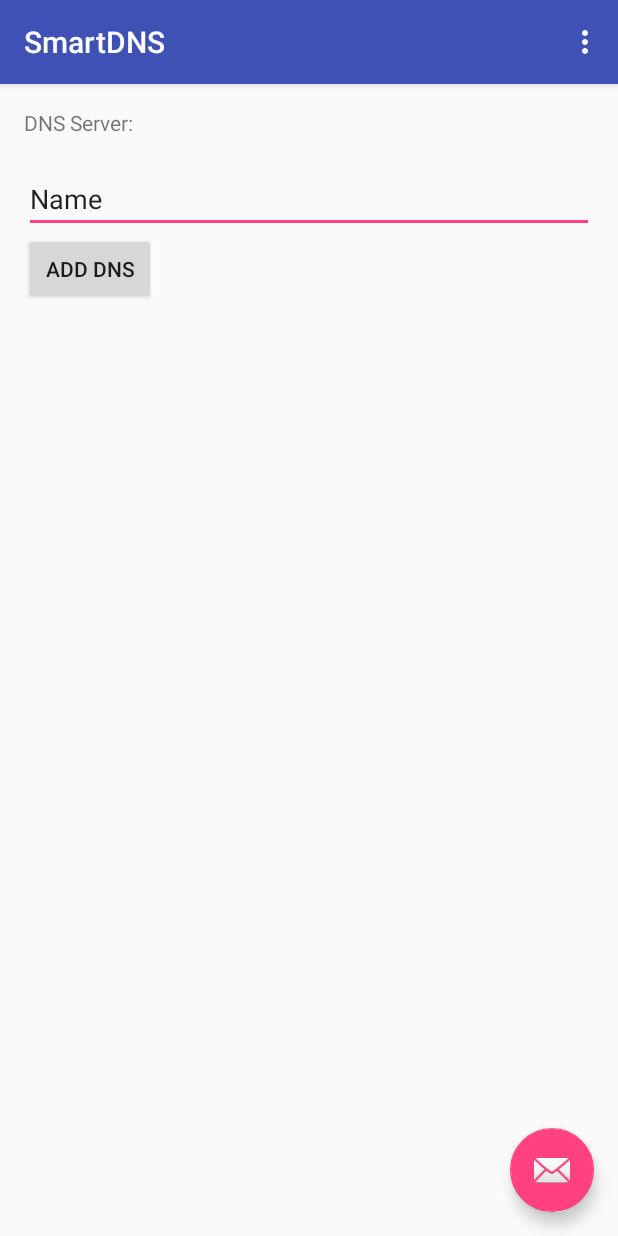
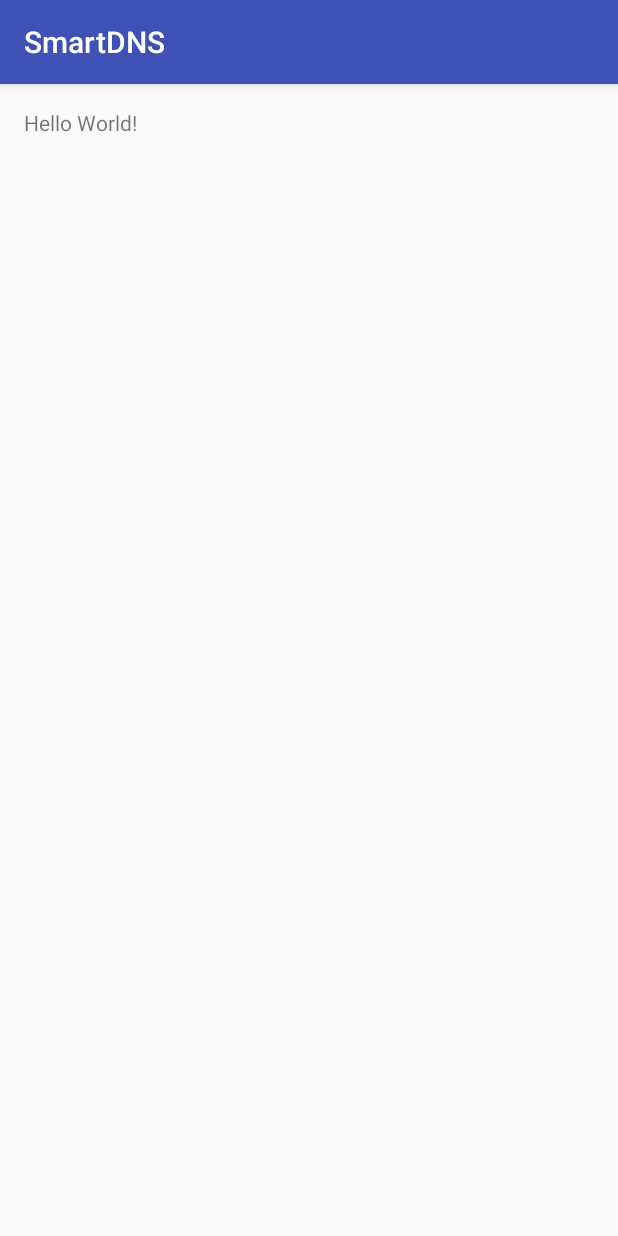
Before and after one commit to dnslearning/dnslearning-android, an Android app: the screen it shows after launch (MainActivity before the commit, ChangeDNSActivity after it), on a phone screen of 412 x 824 dp. Run offline under Robolectric (Android 15) with nearby library versions, the phone set to English and light mode, and no system bars.

Commit message:
Rename package name

```diff
--- a/app/build.gradle
+++ b/app/build.gradle
@@ -4,8 +4,8 @@ android {
     compileSdkVersion 24
     buildToolsVersion "25.0.2"
     defaultConfig {
-        applicationId "smartdns.smartmadre.com.smartdns"
-        minSdkVersion 19
+        applicationId "com.smartmadre.smartdns"
+        minSdkVersion 16
         targetSdkVersion 24
         versionCode 1
         versionName "1.0"
@@ -25,6 +25,5 @@ dependencies {
         exclude group: 'com.android.support', module: 'support-annotations'
     })
     compile 'com.android.support:appcompat-v7:24.2.1'
-    compile 'com.android.support:design:24.2.1'
     testCompile 'junit:junit:4.12'
 }
--- /dev/null
+++ b/app/src/main/java/com/smartmadre/smartdns/ChangeDNSActivity.java
@@ -0,0 +1,13 @@
+package com.smartmadre.smartdns;
+
+import android.support.v7.app.AppCompatActivity;
+import android.os.Bundle;
+
+public class ChangeDNSActivity extends AppCompatActivity {
+
+    @Override
+    protected void onCreate(Bundle savedInstanceState) {
+        super.onCreate(savedInstanceState);
+        setContentView(R.layout.activity_change_dns);
+    }
+}
--- a/app/src/main/java/smartdns/smartmadre/com/smartdns/MainActivity.java
+++ /dev/null
@@ -1,52 +0,0 @@
-package smartdns.smartmadre.com.smartdns;
-
-import android.os.Bundle;
-import android.support.design.widget.FloatingActionButton;
-import android.support.design.widget.Snackbar;
-import android.support.v7.app.AppCompatActivity;
-import android.support.v7.widget.Toolbar;
-import android.view.View;
-import android.view.Menu;
-import android.view.MenuItem;
-
-public class MainActivity extends AppCompatActivity {
-
-    @Override
-    protected void onCreate(Bundle savedInstanceState) {
-        super.onCreate(savedInstanceState);
-        setContentView(R.layout.activity_main);
-        Toolbar toolbar = (Toolbar) findViewById(R.id.toolbar);
-        setSupportActionBar(toolbar);
-
-        FloatingActionButton fab = (FloatingActionButton) findViewById(R.id.fab);
-        fab.setOnClickListener(new View.OnClickListener() {
-            @Override
-            public void onClick(View view) {
-                Snackbar.make(view, "Replace with your own action", Snackbar.LENGTH_LONG)
-                        .setAction("Action", null).show();
-            }
-        });
-    }
-
-    @Override
-    public boolean onCreateOptionsMenu(Menu menu) {
-        // Inflate the menu; this adds items to the action bar if it is present.
-        getMenuInflater().inflate(R.menu.menu_main, menu);
-        return true;
-    }
-
-    @Override
-    public boolean onOptionsItemSelected(MenuItem item) {
-        // Handle action bar item clicks here. The action bar will
-        // automatically handle clicks on the Home/Up button, so long
-        // as you specify a parent activity in AndroidManifest.xml.
-        int id = item.getItemId();
-
-        //noinspection SimplifiableIfStatement
-        if (id == R.id.action_settings) {
-            return true;
-        }
-
-        return super.onOptionsItemSelected(item);
-    }
-}
--- /dev/null
+++ b/app/src/main/res/layout/activity_change_dns.xml
@@ -0,0 +1,17 @@
+<?xml version="1.0" encoding="utf-8"?>
+<RelativeLayout xmlns:android="http://schemas.android.com/apk/res/android"
+    xmlns:tools="http://schemas.android.com/tools"
+    android:id="@+id/activity_change_dns"
+    android:layout_width="match_parent"
+    android:layout_height="match_parent"
+    android:paddingBottom="@dimen/activity_vertical_margin"
+    android:paddingLeft="@dimen/activity_horizontal_margin"
+    android:paddingRight="@dimen/activity_horizontal_margin"
+    android:paddingTop="@dimen/activity_vertical_margin"
+    tools:context="com.smartmadre.smartdns.ChangeDNSActivity">
+
+    <TextView
+        android:layout_width="wrap_content"
+        android:layout_height="wrap_content"
+        android:text="Hello World!" />
+</RelativeLayout>
--- a/app/src/main/res/layout/activity_main.xml
+++ /dev/null
@@ -1,34 +0,0 @@
-<?xml version="1.0" encoding="utf-8"?>
-<android.support.design.widget.CoordinatorLayout xmlns:android="http://schemas.android.com/apk/res/android"
-    xmlns:app="http://schemas.android.com/apk/res-auto"
-    xmlns:tools="http://schemas.android.com/tools"
-    android:layout_width="match_parent"
-    android:layout_height="match_parent"
-    android:fitsSystemWindows="true"
-    tools:context="smartdns.smartmadre.com.smartdns.MainActivity">
-
-    <android.support.design.widget.AppBarLayout
-        android:layout_width="match_parent"
-        android:layout_height="wrap_content"
-        android:theme="@style/AppTheme.AppBarOverlay">
-
-        <android.support.v7.widget.Toolbar
-            android:id="@+id/toolbar"
-            android:layout_width="match_parent"
-            android:layout_height="?attr/actionBarSize"
-            android:background="?attr/colorPrimary"
-            app:popupTheme="@style/AppTheme.PopupOverlay" />
-
-    </android.support.design.widget.AppBarLayout>
-
-    <include layout="@layout/content_main" />
-
-    <android.support.design.widget.FloatingActionButton
-        android:id="@+id/fab"
-        android:layout_width="wrap_content"
-        android:layout_height="wrap_content"
-        android:layout_gravity="bottom|end"
-        android:layout_margin="@dimen/fab_margin"
-        app:srcCompat="@android:drawable/ic_dialog_email" />
-
-</android.support.design.widget.CoordinatorLayout>
--- a/app/src/main/res/layout/content_main.xml
+++ /dev/null
@@ -1,42 +0,0 @@
-<?xml version="1.0" encoding="utf-8"?>
-<RelativeLayout xmlns:android="http://schemas.android.com/apk/res/android"
-    xmlns:app="http://schemas.android.com/apk/res-auto"
-    xmlns:tools="http://schemas.android.com/tools"
-    android:id="@+id/content_main"
-    android:layout_width="match_parent"
-    android:layout_height="match_parent"
-    android:paddingBottom="@dimen/activity_vertical_margin"
-    android:paddingLeft="@dimen/activity_horizontal_margin"
-    android:paddingRight="@dimen/activity_horizontal_margin"
-    android:paddingTop="@dimen/activity_vertical_margin"
-    app:layout_behavior="@string/appbar_scrolling_view_behavior"
-    tools:context="smartdns.smartmadre.com.smartdns.MainActivity"
-    tools:showIn="@layout/activity_main">
-
-    <TextView
-        android:layout_width="wrap_content"
-        android:layout_height="wrap_content"
-        android:text="DNS Server:" />
-
-    <EditText
-        android:layout_width="wrap_content"
-        android:layout_height="wrap_content"
-        android:text="Name"
-        android:ems="10"
-        android:layout_below="@+id/textView"
-        android:layout_alignParentLeft="true"
-        android:layout_alignParentStart="true"
-        android:layout_marginTop="38dp"
-        android:id="@+id/ip_address"
-        android:layout_alignParentRight="true"
-        android:layout_alignParentEnd="true" />
-
-    <Button
-        android:text="Add DNS"
-        android:layout_width="wrap_content"
-        android:layout_height="wrap_content"
-        android:layout_below="@+id/ip_address"
-        android:layout_alignParentLeft="true"
-        android:layout_alignParentStart="true"
-        android:id="@+id/add_dns_btn" />
-</RelativeLayout>
--- a/app/src/main/res/menu/menu_main.xml
+++ /dev/null
@@ -1,10 +0,0 @@
-<menu xmlns:android="http://schemas.android.com/apk/res/android"
-    xmlns:app="http://schemas.android.com/apk/res-auto"
-    xmlns:tools="http://schemas.android.com/tools"
-    tools:context="smartdns.smartmadre.com.smartdns.MainActivity">
-    <item
-        android:id="@+id/action_settings"
-        android:orderInCategory="100"
-        android:title="@string/action_settings"
-        app:showAsAction="never" />
-</menu>
--- a/app/src/main/res/values-v21/styles.xml
+++ /dev/null
@@ -1,9 +0,0 @@
-<resources>
-
-    <style name="AppTheme.NoActionBar">
-        <item name="windowActionBar">false</item>
-        <item name="windowNoTitle">true</item>
-        <item name="android:windowDrawsSystemBarBackgrounds">true</item>
-        <item name="android:statusBarColor">@android:color/transparent</item>
-    </style>
-</resources>
--- a/app/src/main/res/values/dimens.xml
+++ b/app/src/main/res/values/dimens.xml
@@ -2,5 +2,4 @@
     <!-- Default screen margins, per the Android Design guidelines. -->
     <dimen name="activity_horizontal_margin">16dp</dimen>
     <dimen name="activity_vertical_margin">16dp</dimen>
-    <dimen name="fab_margin">16dp</dimen>
 </resources>
--- a/app/src/main/res/values/strings.xml
+++ b/app/src/main/res/values/strings.xml
@@ -1,4 +1,3 @@
 <resources>
     <string name="app_name">SmartDNS</string>
-    <string name="action_settings">Settings</string>
 </resources>
--- a/app/src/main/res/values/styles.xml
+++ b/app/src/main/res/values/styles.xml
@@ -8,13 +8,4 @@
         <item name="colorAccent">@color/colorAccent</item>
     </style>
 
-    <style name="AppTheme.NoActionBar">
-        <item name="windowActionBar">false</item>
-        <item name="windowNoTitle">true</item>
-    </style>
-
-    <style name="AppTheme.AppBarOverlay" parent="ThemeOverlay.AppCompat.Dark.ActionBar" />
-
-    <style name="AppTheme.PopupOverlay" parent="ThemeOverlay.AppCompat.Light" />
-
 </resources>
```
Also changed, not shown: app/src/main/AndroidManifest.xml (+2 -5 lines), app/src/main/ic_launcher-web.png (deleted), app/src/main/res/mipmap-hdpi/ic_launcher.png, app/src/main/res/mipmap-mdpi/ic_launcher.png, app/src/main/res/mipmap-xhdpi/ic_launcher.png, app/src/main/res/mipmap-xxhdpi/ic_launcher.png, app/src/main/res/mipmap-xxxhdpi/ic_launcher.png, 4 other files.
